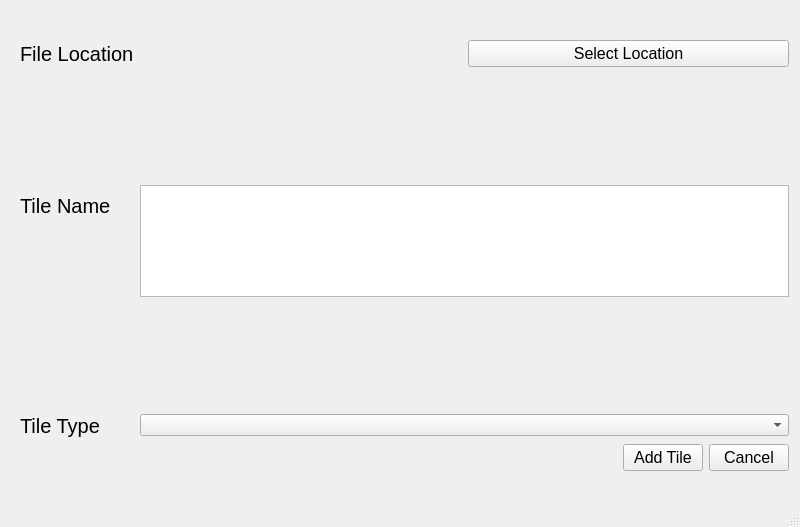
Above: Attempt 2/LevelDeveloper/newtilewindow.ui from EoinAbbey-Maher/MainProject before the change. Below: the same form after it.
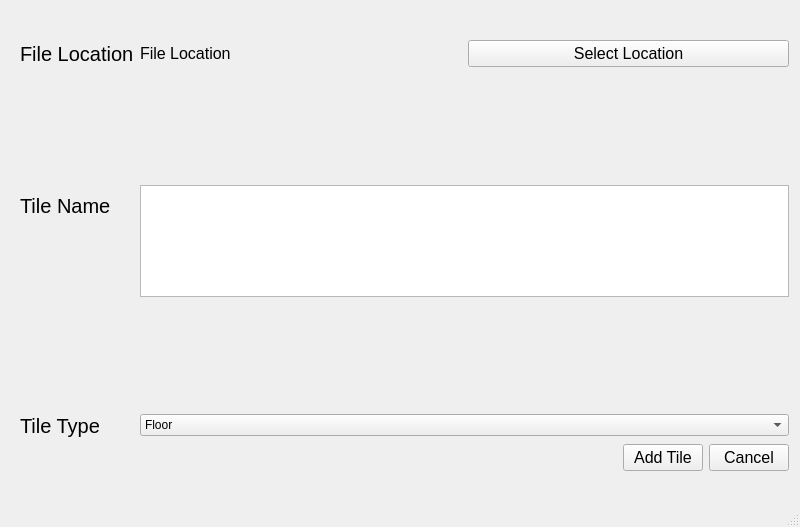
That is the form after the change.

The edit to the form file:
```diff
--- a/Attempt 2/LevelDeveloper/newtilewindow.ui
+++ b/Attempt 2/LevelDeveloper/newtilewindow.ui
@@ -58,8 +58,13 @@
         <layout class="QHBoxLayout" name="horizontalLayout">
          <item>
           <widget class="QLabel" name="m_FileLocationText">
+           <property name="font">
+            <font>
+             <pointsize>12</pointsize>
+            </font>
+           </property>
            <property name="text">
-            <string/>
+            <string>File Location</string>
            </property>
            <property name="alignment">
             <set>Qt::AlignJustify|Qt::AlignVCenter</set>
@@ -135,6 +140,24 @@
          <property name="editable">
           <bool>false</bool>
          </property>
+         <property name="currentIndex">
+          <number>0</number>
+         </property>
+         <item>
+          <property name="text">
+           <string>Floor</string>
+          </property>
+         </item>
+         <item>
+          <property name="text">
+           <string>Wall</string>
+          </property>
+         </item>
+         <item>
+          <property name="text">
+           <string/>
+          </property>
+         </item>
         </widget>
        </item>
        <item row="6" column="1">
```
Left out of the diff: 34 changed lines with no effect on the pictures.
